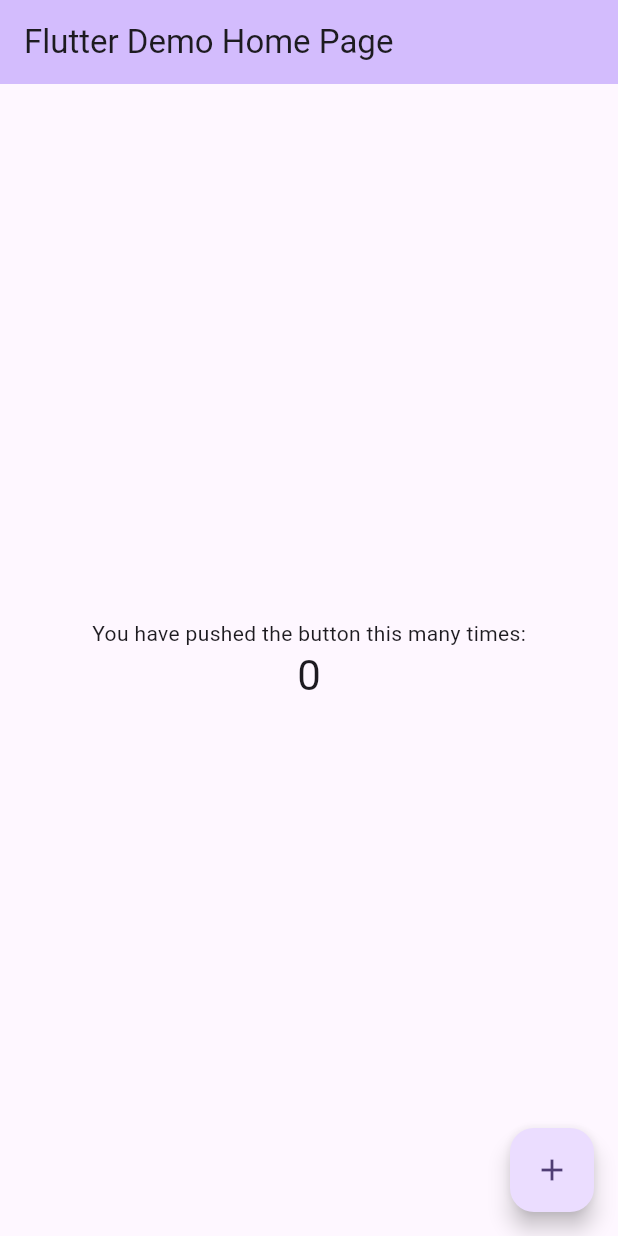
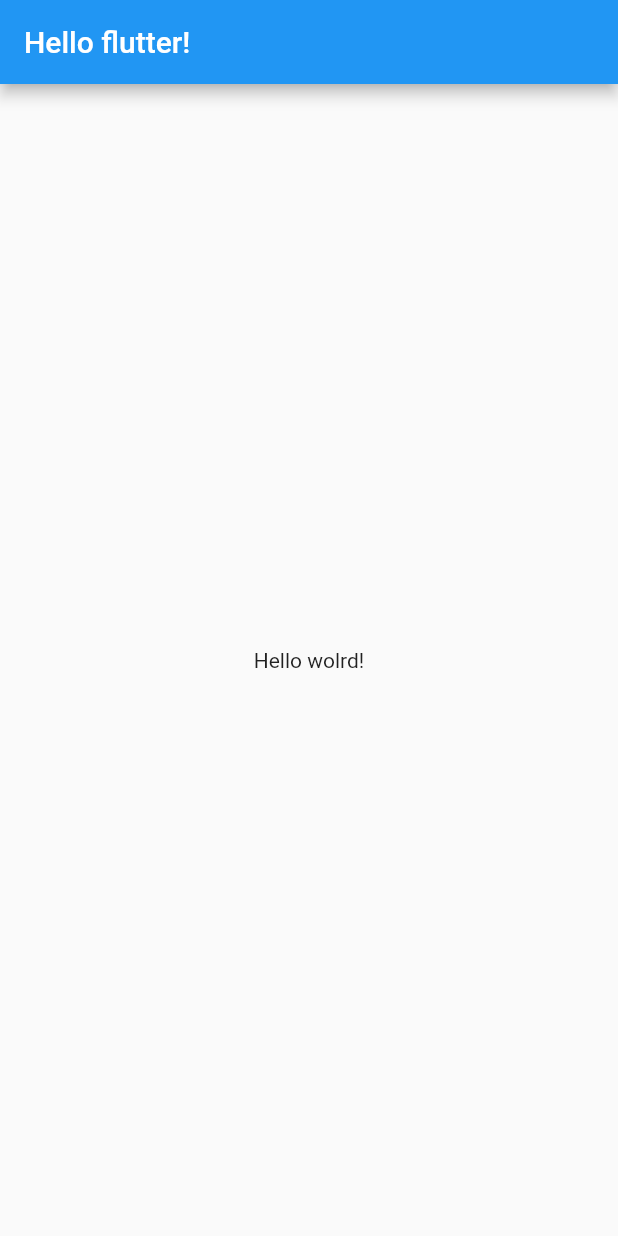
Before and after one commit to qusalsdn/toonflix, a Flutter app: the screen it shows after launch, on a phone screen of 412 x 824 dp. Run offline on Flutter 3.47's test engine with Material 2 defaults, Android fonts, the phone set to English and light mode, and no system bars.

Commit message:
Hello World
1. flutter는 widget의 조합이다.
2. build 메소드는 widget의 ui를 만든다.
3. Material은 구글, Cupertino는 ios 스타일이다.
4. Scaffold는 뼈대이다.

```diff
--- a/lib/main.dart
+++ b/lib/main.dart
@@ -1,125 +1,25 @@
 import 'package:flutter/material.dart';
 
 void main() {
-  runApp(const MyApp());
+  runApp(App());
 }
 
-class MyApp extends StatelessWidget {
-  const MyApp({super.key});
-
-  // This widget is the root of your application.
+// flutter는 widget의 조합이다.
+// build 메소드는 widget의 ui를 만든다.
+class App extends StatelessWidget {
   @override
   Widget build(BuildContext context) {
+    // Material은 구글, Cupertino는 ios 스타일이다.
     return MaterialApp(
-      title: 'Flutter Demo',
-      theme: ThemeData(
-        // This is the theme of your application.
-        //
-        // TRY THIS: Try running your application with "flutter run". You'll see
-        // the application has a blue toolbar. Then, without quitting the app,
-        // try changing the seedColor in the colorScheme below to Colors.green
-        // and then invoke "hot reload" (save your changes or press the "hot
-        // reload" button in a Flutter-supported IDE, or press "r" if you used
-        // the command line to start the app).
-        //
-        // Notice that the counter didn't reset back to zero; the application
-        // state is not lost during the reload. To reset the state, use hot
-        // restart instead.
-        //
-        // This works for code too, not just values: Most code changes can be
-        // tested with just a hot reload.
-        colorScheme: ColorScheme.fromSeed(seedColor: Colors.deepPurple),
-        useMaterial3: true,
+      // Scaffold는 뼈대이다.
+      home: Scaffold(
+        appBar: AppBar(
+          title: Text('Hello flutter!'),
+        ),
+        body: Center(
+          child: Text('Hello wolrd!'),
+        ),
       ),
-      home: const MyHomePage(title: 'Flutter Demo Home Page'),
     );
   }
 }
-
-class MyHomePage extends StatefulWidget {
-  const MyHomePage({super.key, required this.title});
-
-  // This widget is the home page of your application. It is stateful, meaning
-  // that it has a State object (defined below) that contains fields that affect
-  // how it looks.
-
-  // This class is the configuration for the state. It holds the values (in this
-  // case the title) provided by the parent (in this case the App widget) and
-  // used by the build method of the State. Fields in a Widget subclass are
-  // always marked "final".
-
-  final String title;
-
-  @override
-  State<MyHomePage> createState() => _MyHomePageState();
-}
-
-class _MyHomePageState extends State<MyHomePage> {
-  int _counter = 0;
-
-  void _incrementCounter() {
-    setState(() {
-      // This call to setState tells the Flutter framework that something has
-      // changed in this State, which causes it to rerun the build method below
-      // so that the display can reflect the updated values. If we changed
-      // _counter without calling setState(), then the build method would not be
-      // called again, and so nothing would appear to happen.
-      _counter++;
-    });
-  }
-
-  @override
-  Widget build(BuildContext context) {
-    // This method is rerun every time setState is called, for instance as done
-    // by the _incrementCounter method above.
-    //
-    // The Flutter framework has been optimized to make rerunning build methods
-    // fast, so that you can just rebuild anything that needs updating rather
-    // than having to individually change instances of widgets.
-    return Scaffold(
-      appBar: AppBar(
-        // TRY THIS: Try changing the color here to a specific color (to
-        // Colors.amber, perhaps?) and trigger a hot reload to see the AppBar
-        // change color while the other colors stay the same.
-        backgroundColor: Theme.of(context).colorScheme.inversePrimary,
-        // Here we take the value from the MyHomePage object that was created by
-        // the App.build method, and use it to set our appbar title.
-        title: Text(widget.title),
-      ),
-      body: Center(
-        // Center is a layout widget. It takes a single child and positions it
-        // in the middle of the parent.
-        child: Column(
-          // Column is also a layout widget. It takes a list of children and
-          // arranges them vertically. By default, it sizes itself to fit its
-          // children horizontally, and tries to be as tall as its parent.
-          //
-          // Column has various properties to control how it sizes itself and
-          // how it positions its children. Here we use mainAxisAlignment to
-          // center the children vertically; the main axis here is the vertical
-          // axis because Columns are vertical (the cross axis would be
-          // horizontal).
-          //
-          // TRY THIS: Invoke "debug painting" (choose the "Toggle Debug Paint"
-          // action in the IDE, or press "p" in the console), to see the
-          // wireframe for each widget.
-          mainAxisAlignment: MainAxisAlignment.center,
-          children: <Widget>[
-            const Text(
-              'You have pushed the button this many times:',
-            ),
-            Text(
-              '$_counter',
-              style: Theme.of(context).textTheme.headlineMedium,
-            ),
-          ],
-        ),
-      ),
-      floatingActionButton: FloatingActionButton(
-        onPressed: _incrementCounter,
-        tooltip: 'Increment',
-        child: const Icon(Icons.add),
-      ), // This trailing comma makes auto-formatting nicer for build methods.
-    );
-  }
-}
```
